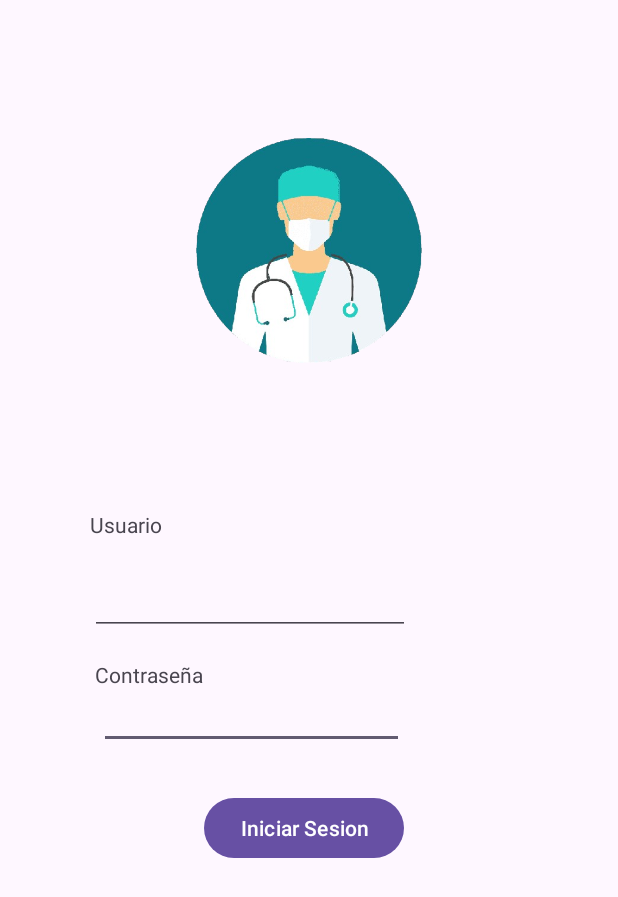
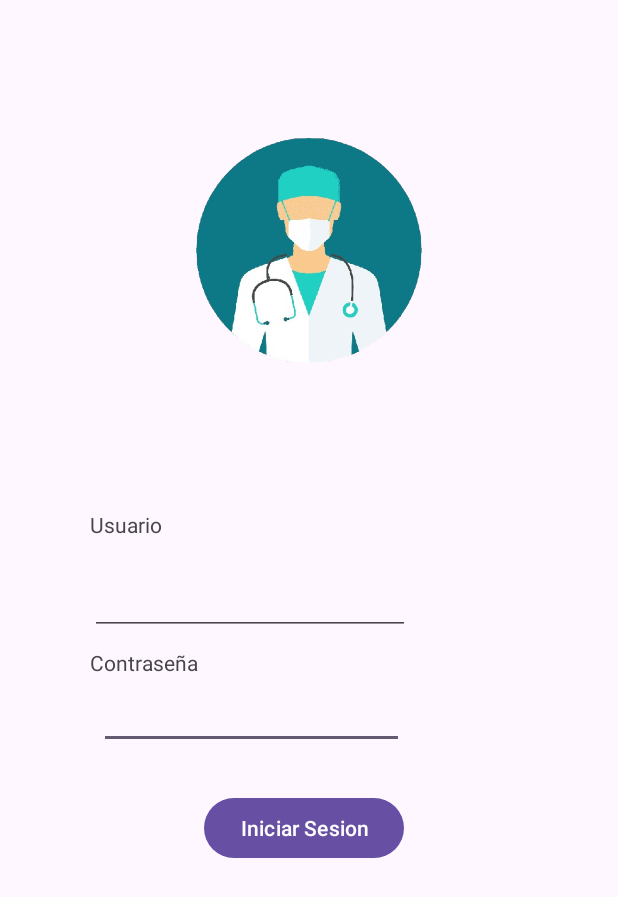
Before and after one commit to JesusEd5463/Mediplus, an Android app: the screen it shows after launch (MainActivity), after a tap on "Iniciar Sesion", on a phone screen of 412 x 824 dp. Shown: the top 897 px of the screen. Run offline under Robolectric (Android 15) with nearby library versions, the phone set to English and light mode, and no system bars; our stand-ins replace Volley; network calls fail.

Commit message:
Cambios visuales

```diff
--- a/app/src/main/java/com/grupo3/myapplication/SesionFragment.java
+++ b/app/src/main/java/com/grupo3/myapplication/SesionFragment.java
@@ -56,15 +56,12 @@ public class SesionFragment extends Fragment implements Response.Listener<JSONOb
     @Override
     public void onErrorResponse(VolleyError error) {
 
-        Toast.makeText(getContext(),"No se ha encontrado el usuario"+ error.toString(), Toast.LENGTH_SHORT).show();
+        Toast.makeText(getContext(),"Error al Iniciar sesion", Toast.LENGTH_SHORT).show();
     }
 
     @Override
     public void onResponse(JSONObject response) {
         User usuario= new User();
-
-        Toast.makeText(getContext(),"Se ha encontrado el usuario"+ cajaUser.getText().toString(), Toast.LENGTH_SHORT).show();
-
 
         JSONArray jsonArray=response.optJSONArray("datos");
         JSONObject jsonObjectson=null;
--- a/app/src/main/res/layout/fragment_sesion.xml
+++ b/app/src/main/res/layout/fragment_sesion.xml
@@ -43,9 +43,9 @@
         android:id="@+id/textView2"
         android:layout_width="wrap_content"
         android:layout_height="wrap_content"
-        android:layout_marginStart="63dp"
-        android:layout_marginTop="440dp"
-        android:text="@string/contrase_a"
+        android:layout_marginStart="60dp"
+        android:layout_marginTop="432dp"
+        android:text="Contraseña"
         app:layout_constraintStart_toStartOf="parent"
         app:layout_constraintTop_toTopOf="parent" />
 
```
